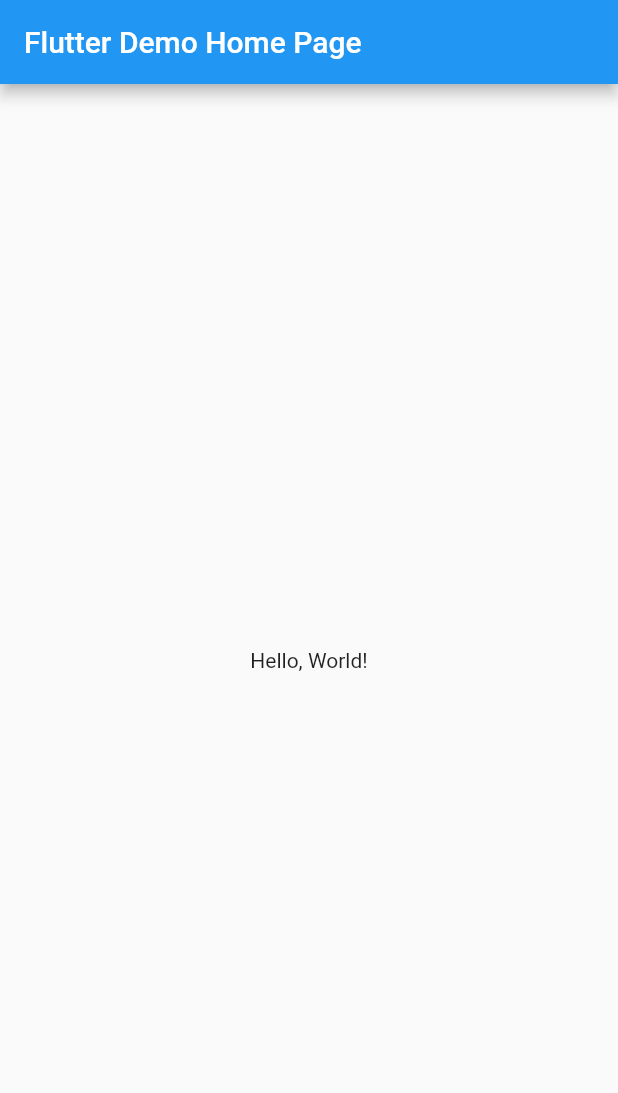
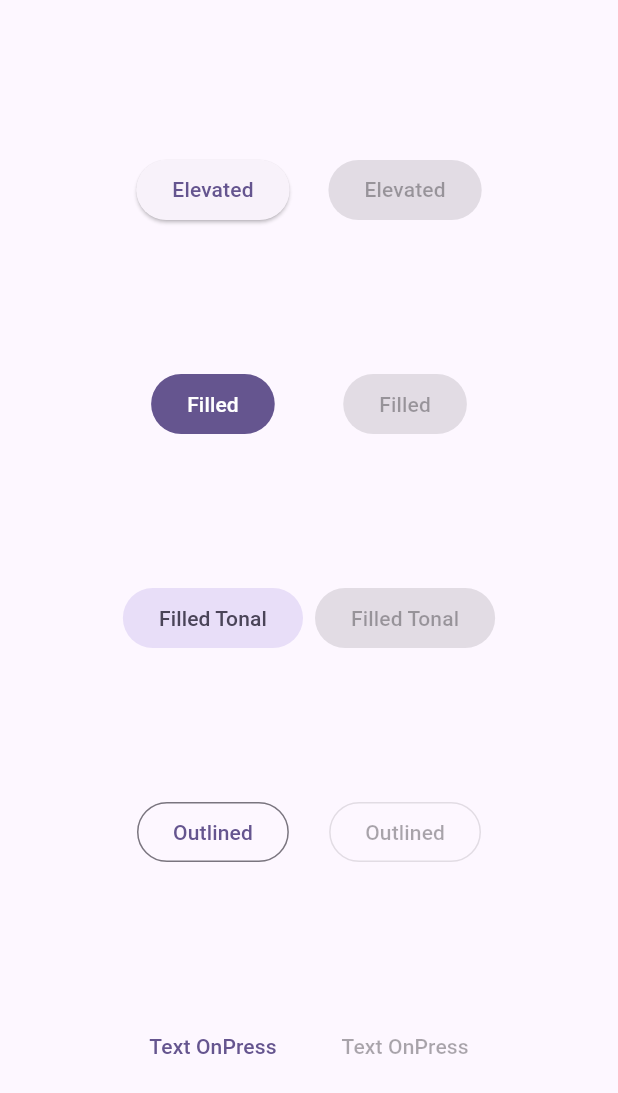
Before and after one commit to mdrobnych/hello_tester222, a Flutter app: the screen it shows after launch, on a phone screen of 412 x 824 dp. Shown: the top 1093 px of the screen. Run offline on Flutter 3.47's test engine with Material 2 defaults, Android fonts, the phone set to English and light mode, and no system bars.

Commit message:
add change text

```diff
--- a/lib/main.dart
+++ b/lib/main.dart
@@ -1,41 +1,87 @@
 import 'package:flutter/material.dart';
 
-void main() => runApp(MyApp());
+void main() {
+  runApp(const ButtonApp());
+}
 
-class MyApp extends StatelessWidget {
-  // This widget is the root of your application.
+class ButtonApp extends StatelessWidget {
+  const ButtonApp({super.key});
+
   @override
   Widget build(BuildContext context) {
     return MaterialApp(
-      // Application name
-      title: 'Flutter Hello World',
-      // Application theme data, you can set the colors for the application as
-      // you want
       theme: ThemeData(
-        primarySwatch: Colors.blue,
+          colorSchemeSeed: const Color(0xff6750a4), useMaterial3: true),
+      title: 'Button Types',
+      home: const Scaffold(
+        body: ButtonTypesExample(),
       ),
-      // A widget which will be started on application startup
-      home: MyHomePage(title: 'Flutter Demo Home Page'),
     );
   }
 }
 
-class MyHomePage extends StatelessWidget {
-  final String title;
-  const MyHomePage({Key? key, required this.title}) : super(key: key);
+class ButtonTypesExample extends StatelessWidget {
+  const ButtonTypesExample({super.key});
 
   @override
   Widget build(BuildContext context) {
-    return Scaffold(
-      appBar: AppBar(
-        // The title text which will be shown on the action bar
-        title: Text(title),
-      ),
-      body: Center(
-        child: Text(
-          'Hello, World!',
-        ),
+    return Padding(
+      padding: const EdgeInsets.all(4.0),
+      child: Row(
+        children: const <Widget>[
+          Spacer(),
+          ButtonTypesGroup(enabled: true),
+          ButtonTypesGroup(enabled: false),
+          Spacer(),
+        ],
       ),
     );
   }
 }
+
+class ButtonTypesGroup extends StatelessWidget {
+  const ButtonTypesGroup({super.key, required this.enabled});
+
+  final bool enabled;
+
+  @override
+  Widget build(BuildContext context) {
+    final VoidCallback? onPressed = enabled ? () {} : null;
+    return Padding(
+      padding: const EdgeInsets.all(4.0),
+      child: Column(
+        mainAxisAlignment: MainAxisAlignment.spaceEvenly,
+        children: <Widget>[
+          ElevatedButton(onPressed: onPressed, child: const Text('Elevated')),
+
+          // Use an ElevatedButton with specific style to implement the
+          // 'Filled' type.
+          ElevatedButton(
+            style: ElevatedButton.styleFrom(
+              foregroundColor: Theme.of(context).colorScheme.onPrimary,
+              backgroundColor: Theme.of(context).colorScheme.primary,
+            ).copyWith(elevation: ButtonStyleButton.allOrNull(0.0)),
+            onPressed: onPressed,
+            child: const Text('Filled'),
+          ),
+
+          // Use an ElevatedButton with specific style to implement the
+          // 'Filled Tonal' type.
+          ElevatedButton(
+            style: ElevatedButton.styleFrom(
+              foregroundColor:
+                  Theme.of(context).colorScheme.onSecondaryContainer,
+              backgroundColor: Theme.of(context).colorScheme.secondaryContainer,
+            ).copyWith(elevation: ButtonStyleButton.allOrNull(0.0)),
+            onPressed: onPressed,
+            child: const Text('Filled Tonal'),
+          ),
+
+          OutlinedButton(onPressed: onPressed, child: const Text('Outlined')),
+
+          TextButton(onPressed: onPressed, child: const Text('Text OnPress')),
+        ],
+      ),
+    );
+  }
+}
--- a/pubspec.yaml
+++ b/pubspec.yaml
@@ -14,7 +14,7 @@ description: A new Flutter project.
 version: 1.0.0+1
 
 environment:
-  sdk: ">=2.12.0 <3.0.0"
+  sdk: ">=2.17.0 <3.0.0"
 
 dependencies:
   flutter:
```
